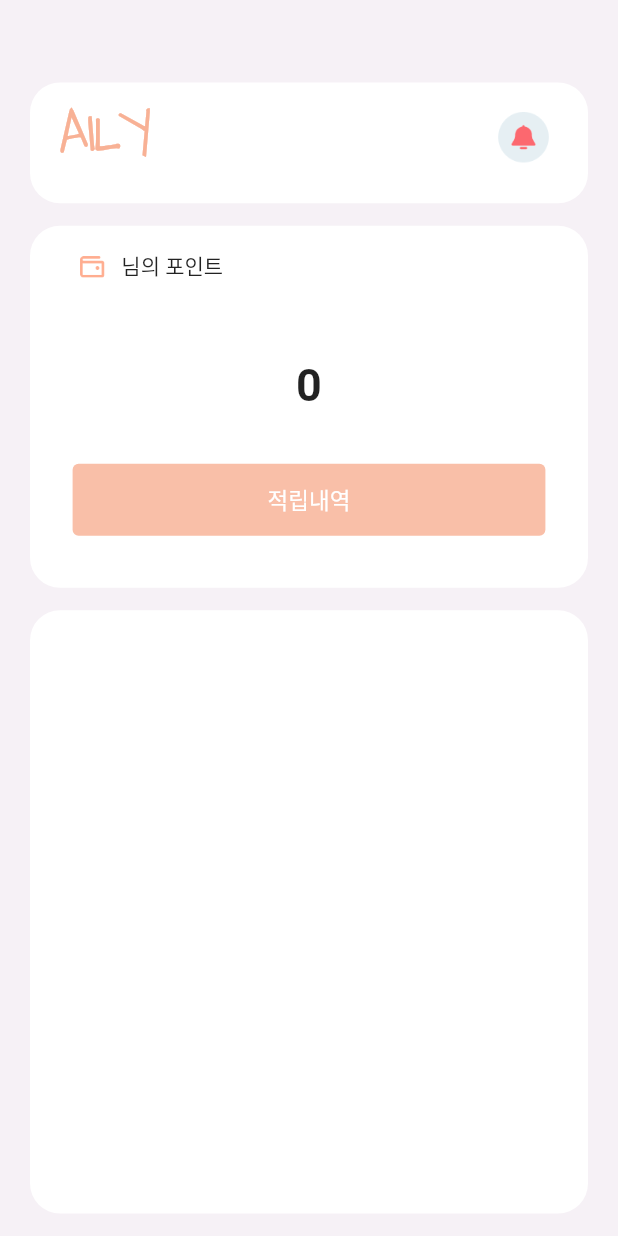
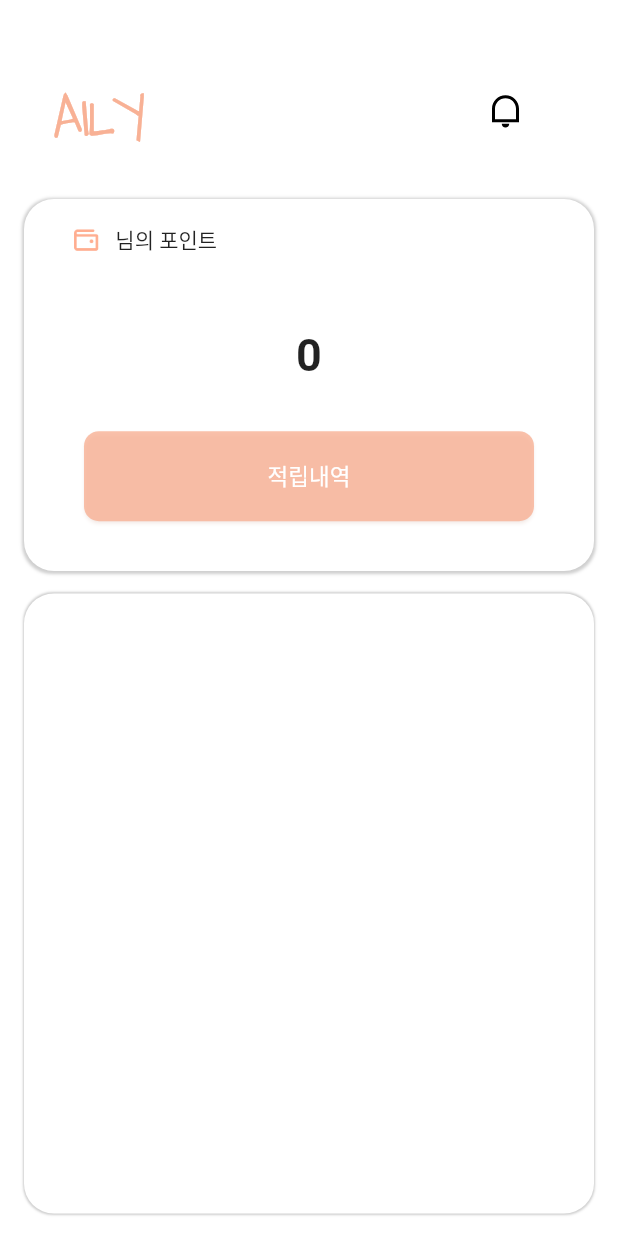
Before and after one commit to Aily-AIRecycle/Aily_app, a Flutter app: the HomeScreen screen opened directly, on a phone screen of 412 x 824 dp. Run offline on Flutter 3.47's test engine with Material 2 defaults, Android fonts, the phone set to English and light mode, and no system bars; our stand-ins replace dio, flutter_cache_manager, flutter_keyboard_visibility, flutter_native_splash, flutter_secure_storage, flutter_svg and 4 more; missing offline and left inert: gradients, label_marker; accounts and stored records are empty; Roboto replaces fonts that are missing (Pretendard).

Commit message:
Design modification : homescreen and searchform on the mapscreen

```diff
--- a/Aily/lib/screens/home_screen.dart
+++ b/Aily/lib/screens/home_screen.dart
@@ -2,6 +2,7 @@ import 'package:Aily/utils/ShowDialog.dart';
 import 'package:Aily/proves/mapTitleProvider.dart';
 import 'package:Aily/screens/garbage_screen.dart';
 import 'package:flutter/material.dart';
+import 'package:flutter_svg/svg.dart';
 import 'package:provider/provider.dart';
 import 'package:Aily/proves/testUserProvider.dart';
 
@@ -42,16 +43,16 @@ class _HomeScreenState extends State<HomeScreen> {
   }
 
   void _getUser() {
-    final UserProvider userProvider = Provider.of<UserProvider>(context, listen: false);
+    final UserProvider userProvider =
+        Provider.of<UserProvider>(context, listen: false);
     username = userProvider.user.nickname;
     userpoint = userProvider.user.point;
-    setState(() {
-
-    });
+    setState(() {});
   }
 
   void _getListTitle() {
-    final TitleProvider titleProvider = Provider.of<TitleProvider>(context, listen: false);
+    final TitleProvider titleProvider =
+        Provider.of<TitleProvider>(context, listen: false);
     final titles = titleProvider.title.title;
     _addMarker(titles);
   }
@@ -72,8 +73,8 @@ class _HomeScreenState extends State<HomeScreen> {
 
   @override
   Widget build(BuildContext context) {
-    Color backColor = const Color(0xFFF6F1F6);
-
+    // Color backColor = const Color(0xFFF6F1F6);
+    Color backColor = Colors.white;
     return Scaffold(
       backgroundColor: backColor,
       body: HomeWidget(username!, context),
@@ -83,16 +84,15 @@ class _HomeScreenState extends State<HomeScreen> {
   Widget HomeWidget(String username, BuildContext context) {
     return Center(
       child: Padding(
-        padding: const EdgeInsets.fromLTRB(20, 0, 20, 0),
+        padding: const EdgeInsets.fromLTRB(16, 0, 16, 0),
         child: Column(
           mainAxisAlignment: MainAxisAlignment.spaceEvenly,
           children: [
-            const SizedBox(height: 55),
+            const SizedBox(height: 45),
             Expanded(
               flex: 1,
               child: Container(
                 decoration: BoxDecoration(
-                  color: Colors.white,
                   borderRadius: BorderRadius.circular(20),
                 ),
                 child: Stack(
@@ -111,6 +111,7 @@ class _HomeScreenState extends State<HomeScreen> {
                       ),
                     ),
                     Positioned(
+
                       top: screenHeight * 0.02,
                       left: screenWidth * 0.75,
                       child: GestureDetector(
@@ -118,14 +119,10 @@ class _HomeScreenState extends State<HomeScreen> {
                           // 클릭 시 실행될 코드
                           showMsg(context, "테스트", "테스트");
                         },
-                        child: Row(
-                          children: [
-                            Image.asset(
-                              'assets/images/icons/alarm.png', // 이미지 파일 경로
-                              width: 40, // 이미지 크기
-                              height: 40,
-                            ),
-                          ],
+                        child: SvgPicture.asset(
+                          'assets/images/icons/notification_line_icon.svg', // 이미지 파일 경로
+                          width: 24, // 이미지 크기
+                          height: 24,
                         ),
                       ),
                     ),
@@ -133,13 +130,21 @@ class _HomeScreenState extends State<HomeScreen> {
                 ),
               ),
             ),
-            const SizedBox(height: 15),
+            const SizedBox(height: 5),
             Expanded(
               flex: 3,
               child: Container(
                 decoration: BoxDecoration(
                   color: Colors.white,
                   borderRadius: BorderRadius.circular(20.0),
+                  boxShadow: [
+                    BoxShadow(
+                      color: Colors.grey.withOpacity(0.5),
+                      spreadRadius: 1,
+                      blurRadius: 1,
+                      offset: const Offset(0, 0.5), // changes position of shadow
+                    ),
+                  ],
                 ),
                 child: Stack(
                   children: [
@@ -175,7 +180,8 @@ class _HomeScreenState extends State<HomeScreen> {
                         child: Column(
                       mainAxisAlignment: MainAxisAlignment.spaceEvenly,
                       children: [
-                          const Padding(padding: EdgeInsets.symmetric(vertical: 10)),
+                        const Padding(
+                            padding: EdgeInsets.symmetric(vertical: 10)),
                         Text(
                           '$userpoint',
                           style: const TextStyle(
@@ -183,21 +189,31 @@ class _HomeScreenState extends State<HomeScreen> {
                             fontWeight: FontWeight.bold,
                           ),
                         ),
+                        ElevatedButton(
+                          onPressed: () {},
+                          style: ElevatedButton.styleFrom(
+                            elevation: 1,
+                            fixedSize: const Size(300, 60),
+                            shadowColor: Color(0xffF8B195).withOpacity(0.25),
+                            backgroundColor: Color(0xFFF8B195).withOpacity(0.8),
+                            padding: const EdgeInsets.symmetric(
+                                vertical: 13.0, horizontal: 30.0),
+                            shape: RoundedRectangleBorder(
+                              borderRadius: BorderRadius.circular(10.0),
 
-                          ElevatedButton(
-                            onPressed: (){
-                            },
-                            style: ElevatedButton.styleFrom(
-                              elevation: 0,
-                              backgroundColor: const Color.fromARGB(210, 248, 177, 149),
-                              padding: const EdgeInsets.symmetric(vertical: 13.0, horizontal: 130.0),
                             ),
-                            child: const Text('적립내역', style: TextStyle(fontSize: 15)
+
+                          ),
+                          child: const Text(
+                            '적립내역',
+                            style: TextStyle(
+                              fontSize: 15,
+                              color: Colors.white,
+                            ),
                           ),
                         ),
                       ],
-                      )
-                    ),
+                    )),
                   ],
                 ),
               ),
@@ -209,6 +225,14 @@ class _HomeScreenState extends State<HomeScreen> {
                 decoration: BoxDecoration(
                   color: Colors.white,
                   borderRadius: BorderRadius.circular(20.0),
+                  boxShadow: [
+                    BoxShadow(
+                      color: Colors.grey.withOpacity(0.5),
+                      spreadRadius: 0.5,
+                      blurRadius: 0.5,
+                      offset: const Offset(0, 0), // changes position of shadow
+                    ),
+                  ],
                 ),
                 child: SingleChildScrollView(
                   child: Center(
@@ -218,12 +242,11 @@ class _HomeScreenState extends State<HomeScreen> {
                         Container(
                           decoration: BoxDecoration(
                             color: Colors.white,
-                            borderRadius: BorderRadius.circular(10), // 모서리를 둥글게 지정
+                            borderRadius:
+                                BorderRadius.circular(10), // 모서리를 둥글게 지정
                           ),
                           child: Column(
-                            children: [
-                              _buildListTiles()
-                            ],
+                            children: [_buildListTiles()],
                           ),
                         ),
                       ],
@@ -240,21 +263,20 @@ class _HomeScreenState extends State<HomeScreen> {
   }
 }
 
-Widget _ListTile(BuildContext context, String title){
+Widget _ListTile(BuildContext context, String title) {
   Color myColor = const Color(0xFFF8B195);
 
   return ListTile(
     title: Text(title),
     subtitle: const Text('일반, 캔, 페트'),
     trailing: ElevatedButton(
-      onPressed: (){
+      onPressed: () {
         Navigator.push(
           context,
           MaterialPageRoute(
             builder: (context) => GarbageScreen(title: title),
           ),
         );
-
       },
       style: ElevatedButton.styleFrom(
         elevation: 0,
--- a/Aily/lib/screens/map_screen.dart
+++ b/Aily/lib/screens/map_screen.dart
@@ -160,7 +160,7 @@ class _MapScreenState extends State<MapScreen> with AutomaticKeepAliveClientMixi
             ),
             child: Column(
               children: [
-                const SizedBox(height: 10),
+                const SizedBox(height: 25),
                 Column(
                   children: [
                     SizedBox(
@@ -171,17 +171,18 @@ class _MapScreenState extends State<MapScreen> with AutomaticKeepAliveClientMixi
                         controller: searchctrl,
                         decoration: InputDecoration(
                           contentPadding: const EdgeInsets.symmetric(horizontal: 20, vertical: 10),
-                          hintText: '주소, 지역 검색',
+                          hintText: '주소, 지역 등 검색',
+                          hintStyle: TextStyle(color: Color(0xff989898),),
                           border: OutlineInputBorder(
-                            borderRadius: BorderRadius.circular(20),
+                            borderRadius: BorderRadius.circular(12),
                           ),
                           focusedBorder: OutlineInputBorder(
                             borderSide: BorderSide(color: myColor),
-                            borderRadius: BorderRadius.circular(20),
+                            borderRadius: BorderRadius.circular(12),
                           ),
                           enabledBorder: OutlineInputBorder(
                             borderSide: BorderSide(color: Colors.grey.shade400),
-                            borderRadius: BorderRadius.circular(20),
+                            borderRadius: BorderRadius.circular(12),
                           ),
                           suffixIcon: IconButton(
                             color: Colors.grey.shade400,
--- a/Aily/pubspec.yaml
+++ b/Aily/pubspec.yaml
@@ -119,6 +119,7 @@ flutter:
   # To add assets to your application, add an assets section, like this:
   assets:
     - assets/images/
+    - assets/images/icons/
     - assets/images/icons/wallet.png
     - assets/images/icons/alarm.png
     - assets/images/icons/home_icon.svg
```
Also changed, not shown: Aily/assets/images/icons/notification_line_icon.svg (added). Lines whose indentation alone changed are shown as unchanged.
